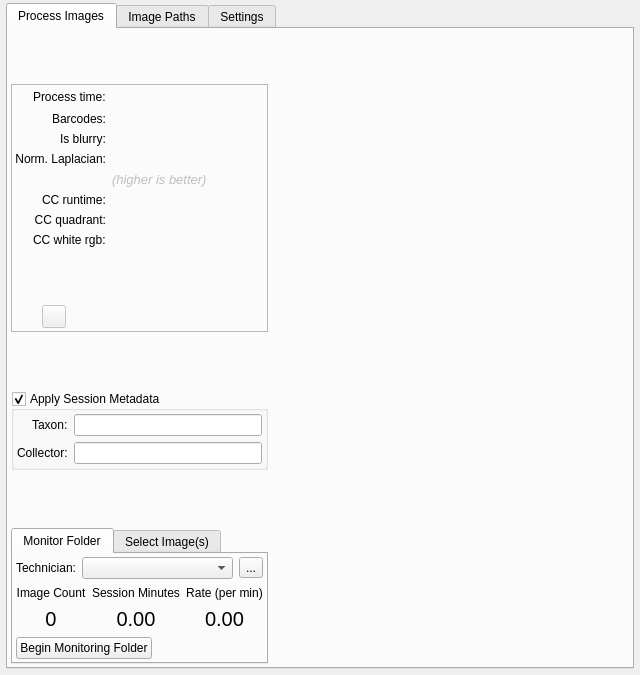
Above: ui/postProcessingUI.ui from CapPow/HerbASAP before the change. Below: the same form after it.
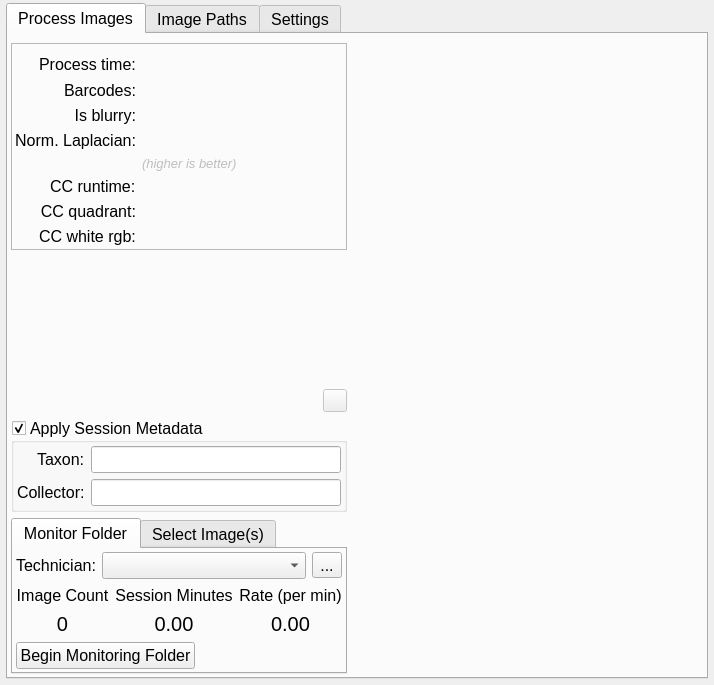
That is the form after the change. Icons and pictures are not drawn.

Commit message: ui expansion policy policy

The edit to the form file:
```diff
--- a/ui/postProcessingUI.ui
+++ b/ui/postProcessingUI.ui
@@ -7,8 +7,8 @@
    <rect>
     <x>0</x>
     <y>0</y>
-    <width>640</width>
-    <height>675</height>
+    <width>714</width>
+    <height>685</height>
    </rect>
   </property>
   <property name="windowTitle">
@@ -30,6 +30,11 @@
     </property>
     <item row="0" column="0">
      <widget class="QTabWidget" name="tabWidget">
+      <property name="font">
+       <font>
+        <pointsize>12</pointsize>
+       </font>
+      </property>
       <property name="currentIndex">
        <number>0</number>
       </property>
@@ -45,7 +50,7 @@
          <number>3</number>
         </property>
         <property name="topMargin">
-         <number>3</number>
+         <number>9</number>
         </property>
         <property name="rightMargin">
          <number>3</number>
@@ -56,27 +61,25 @@
         <item row="0" column="0">
          <layout class="QHBoxLayout" name="horizontalLayout_5" stretch="0,1">
           <item>
-           <layout class="QVBoxLayout" name="verticalLayout_4">
-            <item>
-             <spacer name="verticalSpacer_3">
-              <property name="orientation">
-               <enum>Qt::Vertical</enum>
-              </property>
-              <property name="sizeHint" stdset="0">
-               <size>
-                <width>20</width>
-                <height>40</height>
-               </size>
-              </property>
-             </spacer>
-            </item>
+           <layout class="QVBoxLayout" name="verticalLayout_4" stretch="1,2,1,1">
             <item>
              <widget class="QFrame" name="frame_diagnostics">
+              <property name="sizePolicy">
+               <sizepolicy hsizetype="Expanding" vsizetype="Expanding">
+                <horstretch>0</horstretch>
+                <verstretch>0</verstretch>
+               </sizepolicy>
+              </property>
+              <property name="font">
+               <font>
+                <pointsize>12</pointsize>
+               </font>
+              </property>
               <property name="frameShape">
                <enum>QFrame::StyledPanel</enum>
               </property>
               <property name="frameShadow">
-               <enum>QFrame::Raised</enum>
+               <enum>QFrame::Plain</enum>
               </property>
               <layout class="QFormLayout" name="formLayout">
                <property name="labelAlignment">
@@ -86,7 +89,7 @@
                 <number>3</number>
                </property>
                <property name="topMargin">
-                <number>3</number>
+                <number>9</number>
                </property>
                <property name="rightMargin">
                 <number>3</number>
@@ -105,7 +108,7 @@
                 <widget class="QLabel" name="label_processtime">
                  <property name="font">
                   <font>
-                   <pointsize>12</pointsize>
+                   <pointsize>14</pointsize>
                    <weight>75</weight>
                    <bold>true</bold>
                   </font>
@@ -227,9 +230,15 @@
                  </property>
                 </widget>
                </item>
-               <item row="8" column="0">
+              </layout>
+             </widget>
+            </item>
+            <item>
                 <layout class="QGridLayout" name="gridLayout_16">
-                 <item row="0" column="0">
+              <property name="sizeConstraint">
+               <enum>QLayout::SetDefaultConstraint</enum>
+              </property>
+              <item row="0" column="3">
                   <spacer name="verticalSpacer_2">
                    <property name="orientation">
                     <enum>Qt::Vertical</enum>
@@ -242,7 +251,7 @@
                    </property>
                   </spacer>
                  </item>
-                 <item row="1" column="0">
+              <item row="1" column="3">
                   <widget class="QToolButton" name="toolButton_delPreviousImage">
                    <property name="enabled">
                     <bool>false</bool>
@@ -259,26 +268,17 @@
                    </property>
                   </widget>
                  </item>
-                 <item row="1" column="1">
-                  <spacer name="horizontalSpacer_7">
-                   <property name="orientation">
-                    <enum>Qt::Horizontal</enum>
-                   </property>
-                   <property name="sizeHint" stdset="0">
-                    <size>
-                     <width>40</width>
-                     <height>20</height>
-                    </size>
-                   </property>
-                  </spacer>
-                 </item>
-                </layout>
-               </item>
-               <item row="8" column="1">
+              <item row="0" column="2" rowspan="2">
                 <widget class="QLabel" name="label_cc_image">
+                <property name="sizePolicy">
+                 <sizepolicy hsizetype="Expanding" vsizetype="Expanding">
+                  <horstretch>0</horstretch>
+                  <verstretch>0</verstretch>
+                 </sizepolicy>
+                </property>
                  <property name="minimumSize">
                   <size>
-                   <width>75</width>
+                  <width>0</width>
                    <height>75</height>
                   </size>
                  </property>
@@ -291,23 +291,15 @@
                 </widget>
                </item>
               </layout>
-             </widget>
-            </item>
-            <item>
-             <spacer name="verticalSpacer_4">
-              <property name="orientation">
-               <enum>Qt::Vertical</enum>
-              </property>
-              <property name="sizeHint" stdset="0">
-               <size>
-                <width>20</width>
-                <height>40</height>
-               </size>
-              </property>
-             </spacer>
             </item>
             <item>
              <widget class="QGroupBox" name="formGroupBox_sessionMetadata">
+              <property name="sizePolicy">
+               <sizepolicy hsizetype="Expanding" vsizetype="Expanding">
+                <horstretch>0</horstretch>
+                <verstretch>0</verstretch>
+               </sizepolicy>
+              </property>
               <property name="title">
                <string>Apply Session Metadata</string>
               </property>
@@ -359,19 +351,6 @@
               </layout>
              </widget>
             </item>
-            <item>
-             <spacer name="verticalSpacer_5">
-              <property name="orientation">
-               <enum>Qt::Vertical</enum>
-              </property>
-              <property name="sizeHint" stdset="0">
-               <size>
-                <width>20</width>
-                <height>40</height>
-               </size>
-              </property>
-             </spacer>
-            </item>
             <item>
              <widget class="QTabWidget" name="gridTabWidget_sessionMonitor">
               <property name="autoFillBackground">
```
Left out of the diff: 40 changed lines with no effect on the pictures. Lines whose indentation alone changed are shown as unchanged. The commit also changes 1 other file.
